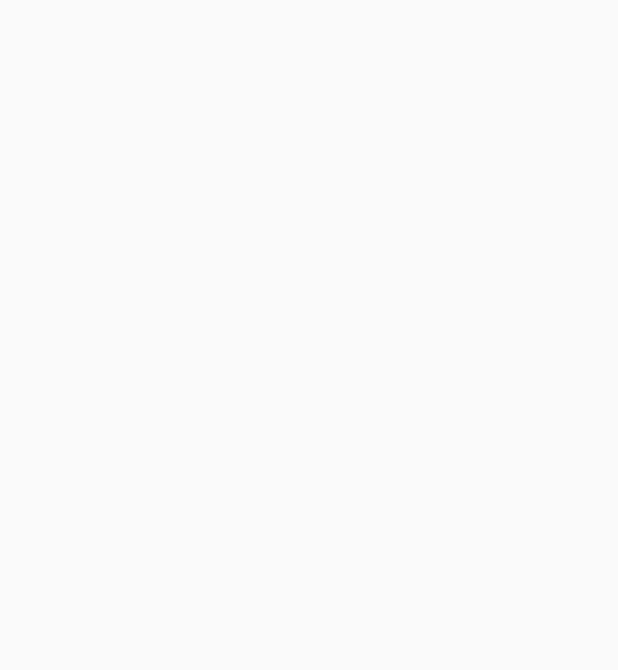
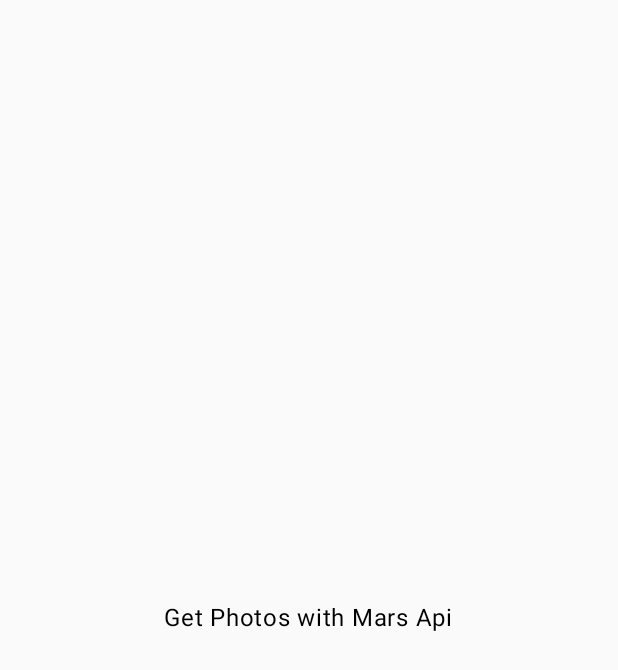
Before and after one commit to Homulilly/ComposeBase, an Android app built with Jetpack Compose: the screen it shows after launch (MainActivity), on a phone screen of 412 x 824 dp. Before the commit the part shown is empty. Shown: the top 670 px of the screen. Run offline under Robolectric (Android 15) with nearby library versions, the phone set to English and light mode, and no system bars.

Commit message:
add HomeScreen.kt and MarsViewModel.kt

```diff
--- a/MarsPhoto/app/src/main/java/com/example/marsphoto/MainActivity.kt
+++ b/MarsPhoto/app/src/main/java/com/example/marsphoto/MainActivity.kt
@@ -4,13 +4,8 @@ import android.os.Bundle
 import androidx.activity.ComponentActivity
 import androidx.activity.compose.setContent
 import androidx.activity.enableEdgeToEdge
-import androidx.compose.foundation.layout.fillMaxSize
-import androidx.compose.foundation.layout.padding
-import androidx.compose.material3.Scaffold
-import androidx.compose.material3.Text
 import androidx.compose.runtime.Composable
-import androidx.compose.ui.Modifier
-import androidx.compose.ui.tooling.preview.Preview
+import com.example.marsphoto.ui.HomeScreen
 import com.example.marsphoto.ui.theme.MarsPhotoTheme
 
 class MainActivity : ComponentActivity() {
@@ -27,5 +22,5 @@ class MainActivity : ComponentActivity() {
 
 @Composable
 fun MarsPhotosApp(){
-
+    HomeScreen()
 }
--- /dev/null
+++ b/MarsPhoto/app/src/main/java/com/example/marsphoto/ui/HomeScreen.kt
@@ -0,0 +1,26 @@
+package com.example.marsphoto.ui
+
+import androidx.compose.foundation.layout.Box
+import androidx.compose.foundation.layout.fillMaxSize
+import androidx.compose.foundation.rememberScrollState
+import androidx.compose.foundation.verticalScroll
+import androidx.compose.material3.Text
+import androidx.compose.runtime.Composable
+import androidx.compose.ui.Alignment
+import androidx.compose.ui.Modifier
+import androidx.lifecycle.viewmodel.compose.viewModel
+
+
+@Composable
+fun HomeScreen(
+    modifier: Modifier = Modifier
+) {
+    Box(
+        contentAlignment = Alignment.Center,
+        modifier = modifier.fillMaxSize().verticalScroll(rememberScrollState())
+    ) {
+        val viewModel: MarsViewModel = viewModel()
+        val photos = viewModel.marsUiState
+        Text(text = photos)
+    }
+}
--- /dev/null
+++ b/MarsPhoto/app/src/main/java/com/example/marsphoto/ui/MarsViewModel.kt
@@ -0,0 +1,19 @@
+package com.example.marsphoto.ui
+
+import androidx.compose.runtime.mutableStateOf
+import androidx.compose.runtime.setValue
+import androidx.compose.runtime.getValue
+import androidx.lifecycle.ViewModel
+
+class MarsViewModel: ViewModel(){
+    var marsUiState: String by mutableStateOf("")
+        private set
+
+    init{
+        getMarsPhotos()
+    }
+
+    private fun getMarsPhotos() {
+        marsUiState = "Get Photos with Mars Api"
+    }
+}
```
